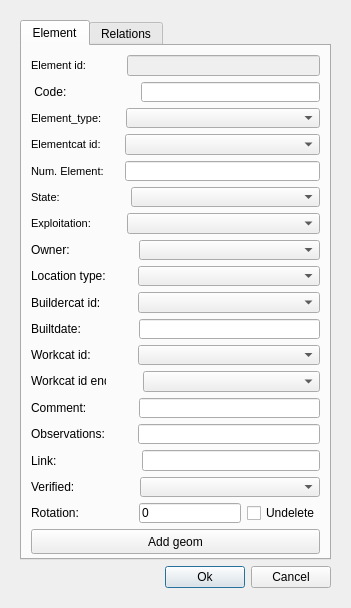
First picture: the form in ui/add_element.ui, repository Giswater/giswater_qgis_plugin, before the edit.
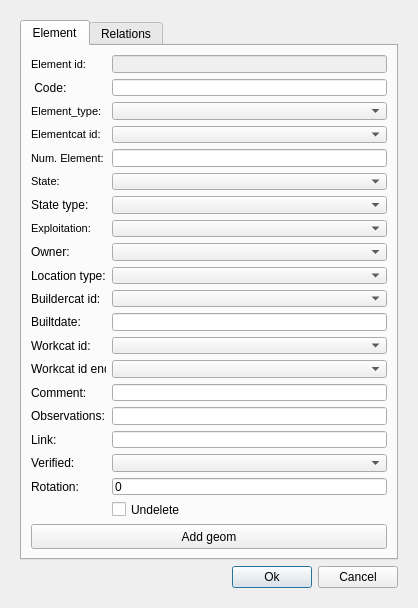
Second picture: the form after the edit. Icons and pictures are not drawn.

Commit message: Bug fix: Create new element from tab element > custom form

```diff
--- a/ui/add_element.ui
+++ b/ui/add_element.ui
@@ -6,8 +6,8 @@
    <rect>
     <x>0</x>
     <y>0</y>
-    <width>351</width>
-    <height>608</height>
+    <width>418</width>
+    <height>604</height>
    </rect>
   </property>
   <property name="windowTitle">
@@ -64,9 +64,89 @@
           <string>Element</string>
          </attribute>
          <layout class="QGridLayout" name="gridLayout_2">
+          <item row="10" column="0">
+           <spacer name="verticalSpacer">
+            <property name="orientation">
+             <enum>Qt::Vertical</enum>
+            </property>
+            <property name="sizeHint" stdset="0">
+             <size>
+              <width>20</width>
+              <height>40</height>
+             </size>
+            </property>
+           </spacer>
+          </item>
+          <item row="9" column="0">
+           <widget class="QPushButton" name="btn_add_geom">
+            <property name="sizePolicy">
+             <sizepolicy hsizetype="Minimum" vsizetype="Minimum">
+              <horstretch>0</horstretch>
+              <verstretch>0</verstretch>
+             </sizepolicy>
+            </property>
+            <property name="minimumSize">
+             <size>
+              <width>0</width>
+              <height>25</height>
+             </size>
+            </property>
+            <property name="text">
+             <string>Add geom</string>
+            </property>
+            <property name="icon">
+             <iconset>
+              <normaloff>../icons/133.png</normaloff>../icons/133.png</iconset>
+            </property>
+           </widget>
+          </item>
           <item row="0" column="0">
-           <layout class="QHBoxLayout" name="horizontalLayout" stretch="0,0,1">
-            <item>
+           <layout class="QGridLayout" name="gridLayout_3">
+            <item row="3" column="1">
+             <widget class="QLabel" name="label_elementcat_id">
+              <property name="sizePolicy">
+               <sizepolicy hsizetype="Fixed" vsizetype="Preferred">
+                <horstretch>0</horstretch>
+                <verstretch>0</verstretch>
+               </sizepolicy>
+              </property>
+              <property name="font">
+               <font>
+                <pointsize>8</pointsize>
+                <weight>50</weight>
+                <bold>false</bold>
+               </font>
+              </property>
+              <property name="frameShape">
+               <enum>QFrame::NoFrame</enum>
+              </property>
+              <property name="frameShadow">
+               <enum>QFrame::Plain</enum>
+              </property>
+              <property name="text">
+               <string>Elementcat id:</string>
+              </property>
+              <property name="textFormat">
+               <enum>Qt::AutoText</enum>
+              </property>
+              <property name="scaledContents">
+               <bool>false</bool>
+              </property>
+              <property name="alignment">
+               <set>Qt::AlignLeading|Qt::AlignLeft|Qt::AlignVCenter</set>
+              </property>
+              <property name="margin">
+               <number>3</number>
+              </property>
+             </widget>
+            </item>
+            <item row="2" column="2">
+             <widget class="QComboBox" name="element_type"/>
+            </item>
+            <item row="3" column="2">
+             <widget class="QComboBox" name="elementcat_id"/>
+            </item>
+            <item row="0" column="1">
              <widget class="QLabel" name="label_element_id">
               <property name="font">
                <font>
@@ -98,23 +178,20 @@
               </property>
              </widget>
             </item>
-            <item>
-             <spacer name="horizontalSpacer_2">
-              <property name="orientation">
-               <enum>Qt::Horizontal</enum>
+            <item row="6" column="1">
+             <widget class="QLabel" name="label_2">
+              <property name="sizePolicy">
+               <sizepolicy hsizetype="Fixed" vsizetype="Preferred">
+                <horstretch>0</horstretch>
+                <verstretch>0</verstretch>
+               </sizepolicy>
               </property>
-              <property name="sizeType">
-               <enum>QSizePolicy::Fixed</enum>
+              <property name="text">
+               <string>State type:</string>
               </property>
-              <property name="sizeHint" stdset="0">
-               <size>
-                <width>35</width>
-                <height>20</height>
-               </size>
-              </property>
-             </spacer>
+             </widget>
             </item>
-            <item>
+            <item row="0" column="2">
              <widget class="QLineEdit" name="element_id">
               <property name="enabled">
                <bool>false</bool>
@@ -124,217 +201,65 @@
               </property>
              </widget>
             </item>
-           </layout>
-          </item>
-          <item row="1" column="0">
-           <layout class="QHBoxLayout" name="horizontalLayout_19">
-            <item>
+            <item row="2" column="1">
+             <widget class="QLabel" name="label_element_type">
+              <property name="sizePolicy">
+               <sizepolicy hsizetype="Fixed" vsizetype="Preferred">
+                <horstretch>0</horstretch>
+                <verstretch>0</verstretch>
+               </sizepolicy>
+              </property>
+              <property name="font">
+               <font>
+                <pointsize>8</pointsize>
+                <weight>50</weight>
+                <bold>false</bold>
+               </font>
+              </property>
+              <property name="frameShape">
+               <enum>QFrame::NoFrame</enum>
+              </property>
+              <property name="frameShadow">
+               <enum>QFrame::Plain</enum>
+              </property>
+              <property name="text">
+               <string>Element_type:</string>
+              </property>
+              <property name="textFormat">
+               <enum>Qt::AutoText</enum>
+              </property>
+              <property name="scaledContents">
+               <bool>false</bool>
+              </property>
+              <property name="alignment">
+               <set>Qt::AlignLeading|Qt::AlignLeft|Qt::AlignVCenter</set>
+              </property>
+              <property name="margin">
+               <number>3</number>
+              </property>
+             </widget>
+            </item>
+            <item row="1" column="1">
              <widget class="QLabel" name="label">
               <property name="text">
                <string> Code:</string>
               </property>
              </widget>
             </item>
-            <item>
-             <spacer name="horizontalSpacer_20">
-              <property name="orientation">
-               <enum>Qt::Horizontal</enum>
-              </property>
-              <property name="sizeType">
-               <enum>QSizePolicy::Fixed</enum>
-              </property>
-              <property name="sizeHint" stdset="0">
-               <size>
-                <width>68</width>
-                <height>20</height>
-               </size>
-              </property>
-             </spacer>
-            </item>
-            <item>
+            <item row="1" column="2">
              <widget class="QLineEdit" name="code"/>
             </item>
-           </layout>
-          </item>
-          <item row="2" column="0">
-           <layout class="QHBoxLayout" name="horizontalLayout_2" stretch="0,0,0">
-            <item>
-             <widget class="QLabel" name="label_element_type">
+            <item row="6" column="2">
+             <widget class="QComboBox" name="state_type">
               <property name="sizePolicy">
-               <sizepolicy hsizetype="Fixed" vsizetype="Preferred">
+               <sizepolicy hsizetype="Preferred" vsizetype="Preferred">
                 <horstretch>0</horstretch>
                 <verstretch>0</verstretch>
                </sizepolicy>
               </property>
-              <property name="font">
-               <font>
-                <pointsize>8</pointsize>
-                <weight>50</weight>
-                <bold>false</bold>
-               </font>
-              </property>
-              <property name="frameShape">
-               <enum>QFrame::NoFrame</enum>
-              </property>
-              <property name="frameShadow">
-               <enum>QFrame::Plain</enum>
-              </property>
-              <property name="text">
-               <string>Element_type:</string>
-              </property>
-              <property name="textFormat">
-               <enum>Qt::AutoText</enum>
-              </property>
-              <property name="scaledContents">
-               <bool>false</bool>
-              </property>
-              <property name="alignment">
-               <set>Qt::AlignLeading|Qt::AlignLeft|Qt::AlignVCenter</set>
-              </property>
-              <property name="margin">
-               <number>3</number>
-              </property>
              </widget>
             </item>
-            <item>
-             <spacer name="horizontalSpacer_3">
-              <property name="orientation">
-               <enum>Qt::Horizontal</enum>
-              </property>
-              <property name="sizeType">
-               <enum>QSizePolicy::Fixed</enum>
-              </property>
-              <property name="sizeHint" stdset="0">
-               <size>
-                <width>18</width>
-                <height>20</height>
-               </size>
-              </property>
-             </spacer>
-            </item>
-            <item>
-             <widget class="QComboBox" name="element_type"/>
-            </item>
-           </layout>
-          </item>
-          <item row="3" column="0">
-           <layout class="QHBoxLayout" name="horizontalLayout_3" stretch="0,0,0">
-            <item>
-             <widget class="QLabel" name="label_elementcat_id">
-              <property name="sizePolicy">
-               <sizepolicy hsizetype="Fixed" vsizetype="Preferred">
-                <horstretch>0</horstretch>
-                <verstretch>0</verstretch>
-               </sizepolicy>
-              </property>
-              <property name="font">
-               <font>
-                <pointsize>8</pointsize>
-                <weight>50</weight>
-                <bold>false</bold>
-               </font>
-              </property>
-              <property name="frameShape">
-               <enum>QFrame::NoFrame</enum>
-              </property>
-              <property name="frameShadow">
-               <enum>QFrame::Plain</enum>
-              </property>
-              <property name="text">
-               <string>Elementcat id:</string>
-              </property>
-              <property name="textFormat">
-               <enum>Qt::AutoText</enum>
-              </property>
-              <property name="scaledContents">
-               <bool>false</bool>
-              </property>
-              <property name="alignment">
-               <set>Qt::AlignLeading|Qt::AlignLeft|Qt::AlignVCenter</set>
-              </property>
-              <property name="margin">
-               <number>3</number>
-              </property>
-             </widget>
-            </item>
-            <item>
-             <spacer name="horizontalSpacer_4">
-              <property name="orientation">
-               <enum>Qt::Horizontal</enum>
-              </property>
-              <property name="sizeType">
-               <enum>QSizePolicy::Fixed</enum>
-              </property>
-              <property name="sizeHint" stdset="0">
-               <size>
-                <width>18</width>
-                <height>20</height>
-               </size>
-              </property>
-             </spacer>
-            </item>
-            <item>
-             <widget class="QComboBox" name="elementcat_id"/>
-            </item>
-           </layout>
-          </item>
-          <item row="4" column="0">
-           <layout class="QHBoxLayout" name="horizontalLayout_4" stretch="0,0,1">
-            <item>
-             <widget class="QLabel" name="label_num_elements">
-              <property name="sizePolicy">
-               <sizepolicy hsizetype="Fixed" vsizetype="Preferred">
-                <horstretch>0</horstretch>
-                <verstretch>0</verstretch>
-               </sizepolicy>
-              </property>
-              <property name="font">
-               <font>
-                <pointsize>8</pointsize>
-                <weight>50</weight>
-                <bold>false</bold>
-               </font>
-              </property>
-              <property name="frameShape">
-               <enum>QFrame::NoFrame</enum>
-              </property>
-              <property name="frameShadow">
-               <enum>QFrame::Plain</enum>
-              </property>
-              <property name="text">
-               <string>Num. Element:</string>
-              </property>
-              <property name="textFormat">
-               <enum>Qt::AutoText</enum>
-              </property>
-              <property name="scaledContents">
-               <bool>false</bool>
-              </property>
-              <property name="alignment">
-               <set>Qt::AlignLeading|Qt::AlignLeft|Qt::AlignVCenter</set>
-              </property>
-              <property name="margin">
-               <number>3</number>
-              </property>
-             </widget>
-            </item>
-            <item>
-             <spacer name="horizontalSpacer_5">
-              <property name="orientation">
-               <enum>Qt::Horizontal</enum>
-              </property>
-              <property name="sizeType">
-               <enum>QSizePolicy::Fixed</enum>
-              </property>
-              <property name="sizeHint" stdset="0">
-               <size>
-                <width>15</width>
-                <height>20</height>
-               </size>
-              </property>
-             </spacer>
-            </item>
-            <item>
+            <item row="4" column="2">
              <widget class="QLineEdit" name="num_elements">
               <property name="enabled">
                <bool>true</bool>
@@ -344,11 +269,7 @@
               </property>
              </widget>
             </item>
-           </layout>
-          </item>
-          <item row="5" column="0">
-           <layout class="QHBoxLayout" name="horizontalLayout_5" stretch="0,0,0">
-            <item>
+            <item row="5" column="1">
              <widget class="QLabel" name="label_state">
               <property name="sizePolicy">
                <sizepolicy hsizetype="Fixed" vsizetype="Preferred">
@@ -386,31 +307,11 @@
               </property>
              </widget>
             </item>
-            <item>
-             <spacer name="horizontalSpacer_6">
-              <property name="orientation">
-               <enum>Qt::Horizontal</enum>
-              </property>
-              <property name="sizeType">
-               <enum>QSizePolicy::Fixed</enum>
-              </property>
-              <property name="sizeHint" stdset="0">
-               <size>
-                <width>65</width>
-                <height>20</height>
-               </size>
-              </property>
-             </spacer>
-            </item>
-            <item>
+            <item row="5" column="2">
              <widget class="QComboBox" name="state"/>
             </item>
-           </layout>
-          </item>
-          <item row="6" column="0">
-           <layout class="QHBoxLayout" name="horizontalLayout_6" stretch="0,0,0">
-            <item>
-             <widget class="QLabel" name="label_expl_id">
+            <item row="4" column="1">
+             <widget class="QLabel" name="label_num_elements">
               <property name="sizePolicy">
                <sizepolicy hsizetype="Fixed" vsizetype="Preferred">
                 <horstretch>0</horstretch>
@@ -420,6 +321,8 @@
               <property name="font">
                <font>
                 <pointsize>8</pointsize>
+                <weight>50</weight>
+                <bold>false</bold>
                </font>
               </property>
               <property name="frameShape">
@@ -429,7 +332,7 @@
                <enum>QFrame::Plain</enum>
               </property>
               <property name="text">
-               <string>Exploitation:</string>
+               <string>Num. Element:</string>
               </property>
               <property name="textFormat">
                <enum>Qt::AutoText</enum>
@@ -445,30 +348,13 @@
               </property>
              </widget>
             </item>
-            <item>
-             <spacer name="horizontalSpacer_7">
-              <property name="orientation">
-               <enum>Qt::Horizontal</enum>
-              </property>
-              <property name="sizeType">
-               <enum>QSizePolicy::Fixed</enum>
-              </property>
-              <property name="sizeHint" stdset="0">
-               <size>
-                <width>30</width>
-                <height>20</height>
-               </size>
-              </property>
-             </spacer>
+            <item row="9" column="2">
+             <widget class="QComboBox" name="location_type"/>
             </item>
-            <item>
-             <widget class="QComboBox" name="expl_id"/>
+            <item row="8" column="2">
+             <widget class="QComboBox" name="ownercat_id"/>
             </item>
-           </layout>
-          </item>
-          <item row="7" column="0">
-           <layout class="QHBoxLayout" name="horizontalLayout_7">
-            <item>
+            <item row="8" column="1">
              <widget class="QLabel" name="label_owner">
               <property name="sizePolicy">
                <sizepolicy hsizetype="Fixed" vsizetype="Preferred">
@@ -484,66 +370,43 @@
               </property>
              </widget>
             </item>
-            <item>
-             <spacer name="horizontalSpacer">
-              <property name="orientation">
-               <enum>Qt::Horizontal</enum>
-              </property>
-              <property name="sizeType">
-               <enum>QSizePolicy::Fixed</enum>
-              </property>
-              <property name="sizeHint" stdset="0">
-               <size>
-                <width>63</width>
-                <height>20</height>
-               </size>
-              </property>
-             </spacer>
-            </item>
-            <item>
-             <widget class="QComboBox" name="ownercat_id"/>
-            </item>
-           </layout>
-          </item>
-          <item row="8" column="0">
-           <layout class="QHBoxLayout" name="horizontalLayout_10">
-            <item>
-             <widget class="QLabel" name="label_location_type">
+            <item row="7" column="1">
+             <widget class="QLabel" name="label_expl_id">
               <property name="sizePolicy">
                <sizepolicy hsizetype="Fixed" vsizetype="Preferred">
                 <horstretch>0</horstretch>
                 <verstretch>0</verstretch>
                </sizepolicy>
               </property>
+              <property name="font">
+               <font>
+                <pointsize>8</pointsize>
+               </font>
+              </property>
+              <property name="frameShape">
+               <enum>QFrame::NoFrame</enum>
+              </property>
+              <property name="frameShadow">
+               <enum>QFrame::Plain</enum>
+              </property>
               <property name="text">
-               <string>Location type:</string>
+               <string>Exploitation:</string>
+              </property>
+              <property name="textFormat">
+               <enum>Qt::AutoText</enum>
+              </property>
+              <property name="scaledContents">
+               <bool>false</bool>
+              </property>
+              <property name="alignment">
+               <set>Qt::AlignLeading|Qt::AlignLeft|Qt::AlignVCenter</set>
+              </property>
+              <property name="margin">
+               <number>3</number>
               </property>
              </widget>
             </item>
-            <item>
-             <spacer name="horizontalSpacer_8">
-              <property name="orientation">
-               <enum>Qt::Horizontal</enum>
-              </property>
-              <property name="sizeType">
-               <enum>QSizePolicy::Fixed</enum>
-              </property>
-              <property name="sizeHint" stdset="0">
-               <size>
-                <width>26</width>
-                <height>20</height>
-               </size>
-              </property>
-             </spacer>
-            </item>
-            <item>
-             <widget class="QComboBox" name="location_type"/>
-            </item>
-           </layout>
-          </item>
-          <item row="9" column="0">
-           <layout class="QHBoxLayout" name="horizontalLayout_11">
-            <item>
+            <item row="10" column="1">
              <widget class="QLabel" name="label_buildercat_id">
               <property name="sizePolicy">
                <sizepolicy hsizetype="Fixed" vsizetype="Preferred">
@@ -556,31 +419,8 @@
               </property>
              </widget>
             </item>
-            <item>
-             <spacer name="horizontalSpacer_9">
-              <property name="orientation">
-               <enum>Qt::Horizontal</enum>
-              </property>
-              <property name="sizeType">
-               <enum>QSizePolicy::Fixed</enum>
-              </property>
-              <property name="sizeHint" stdset="0">
-               <size>
-                <width>31</width>
-                <height>20</height>
-               </size>
-              </property>
-             </spacer>
-            </item>
-            <item>
-             <widget class="QComboBox" name="buildercat_id"/>
-            </item>
-           </layout>
-          </item>
-          <item row="10" column="0">
-           <layout class="QHBoxLayout" name="horizontalLayout_12">
-            <item>
-             <widget class="QLabel" name="label_builtdate">
+            <item row="9" column="1">
+             <widget class="QLabel" name="label_location_type">
               <property name="sizePolicy">
                <sizepolicy hsizetype="Fixed" vsizetype="Preferred">
                 <horstretch>0</horstretch>
@@ -588,70 +428,14 @@
                </sizepolicy>
               </property>
               <property name="text">
-               <string>Builtdate:</string>
+               <string>Location type:</string>
               </property>
              </widget>
             </item>
-            <item>
-             <spacer name="horizontalSpacer_10">
-              <property name="orientation">
-               <enum>Qt::Horizontal</enum>
-              </property>
-              <property name="sizeType">
-               <enum>QSizePolicy::Fixed</enum>
-              </property>
-              <property name="sizeHint" stdset="0">
-               <size>
-                <width>52</width>
-                <height>20</height>
-               </size>
-              </property>
-             </spacer>
+            <item row="7" column="2">
+             <widget class="QComboBox" name="expl_id"/>
             </item>
-            <item>
-             <widget class="QLineEdit" name="builtdate"/>
-            </item>
-           </layout>
-          </item>
-          <item row="11" column="0">
-           <layout class="QHBoxLayout" name="horizontalLayout_14">
-            <item>
-             <widget class="QLabel" name="label_workcat_id">
-              <property name="sizePolicy">
-               <sizepolicy hsizetype="Fixed" vsizetype="Preferred">
-                <horstretch>0</horstretch>
-                <verstretch>0</verstretch>
-               </sizepolicy>
-              </property>
-              <property name="text">
-               <string>Workcat id:</string>
-              </property>
-             </widget>
-            </item>
-            <item>
-             <spacer name="horizontalSpacer_12">
-              <property name="orientation">
-               <enum>Qt::Horizontal</enum>
-              </property>
-              <property name="sizeType">
-               <enum>QSizePolicy::Fixed</enum>
-              </property>
-              <property name="sizeHint" stdset="0">
-               <size>
-                <width>41</width>
-                <height>50</height>
-               </size>
-              </property>
-             </spacer>
-            </item>
-            <item>
-             <widget class="QComboBox" name="workcat_id"/>
-            </item>
-           </layout>
-          </item>
-          <item row="12" column="0">
-           <layout class="QHBoxLayout" name="horizontalLayout_15">
-            <item>
+            <item row="13" column="1">
              <widget class="QLabel" name="label_workcat_id_end">
               <property name="enabled">
                <bool>true</bool>
@@ -673,30 +457,55 @@
               </property>
              </widget>
             </item>
-            <item>
-             <spacer name="horizontalSpacer_13">
-              <property name="orientation">
-               <enum>Qt::Horizontal</enum>
-              </property>
-              <property name="sizeType">
-               <enum>QSizePolicy::Fixed</enum>
-              </property>
-              <property name="sizeHint" stdset="0">
-               <size>
-                <width>31</width>
-                <height>20</height>
-               </size>
-              </property>
-             </spacer>
+            <item row="10" column="2">
+             <widget class="QComboBox" name="buildercat_id"/>
             </item>
-            <item>
+            <item row="13" column="2">
              <widget class="QComboBox" name="workcat_id_end"/>
             </item>
-           </layout>
-          </item>
-          <item row="13" column="0">
-           <layout class="QHBoxLayout" name="horizontalLayout_16">
-            <item>
+            <item row="11" column="2">
+             <widget class="QLineEdit" name="builtdate"/>
+            </item>
+            <item row="11" column="1">
+             <widget class="QLabel" name="label_builtdate">
+              <property name="sizePolicy">
+               <sizepolicy hsizetype="Fixed" vsizetype="Preferred">
+                <horstretch>0</horstretch>
+                <verstretch>0</verstretch>
+               </sizepolicy>
+              </property>
+              <property name="text">
+               <string>Builtdate:</string>
+              </property>
+             </widget>
+            </item>
+            <item row="12" column="2">
+             <widget class="QComboBox" name="workcat_id"/>
+            </item>
+            <item row="12" column="1">
+             <widget class="QLabel" name="label_workcat_id">
+              <property name="sizePolicy">
+               <sizepolicy hsizetype="Fixed" vsizetype="Preferred">
+                <horstretch>0</horstretch>
+                <verstretch>0</verstretch>
+               </sizepolicy>
+              </property>
+              <property name="text">
+               <string>Workcat id:</string>
+              </property>
+             </widget>
+            </item>
+            <item row="18" column="2">
+             <widget class="QLineEdit" name="rotation">
+              <property name="text">
+               <string>0</string>
+              </property>
+             </widget>
+            </item>
+            <item row="14" column="2">
+             <widget class="QLineEdit" name="comment"/>
+            </item>
+            <item row="14" column="1">
              <widget class="QLabel" name="label_comment">
               <property name="sizePolicy">
                <sizepolicy hsizetype="Fixed" vsizetype="Preferred">
@@ -709,30 +518,7 @@
               </property>
              </widget>
             </item>
-            <item>
-             <spacer name="horizontalSpacer_14">
-              <property name="orientation">
-               <enum>Qt::Horizontal</enum>
-              </property>
-              <property name="sizeType">
-               <enum>QSizePolicy::Fixed</enum>
-              </property>
-              <property name="sizeHint" stdset="0">
-               <size>
-                <width>46</width>
-                <height>20</height>
-               </size>
-              </property>
-             </spacer>
-            </item>
-            <item>
-             <widget class="QLineEdit" name="comment"/>
-            </item>
-           </layout>
-          </item>
-          <item row="14" column="0">
-           <layout class="QHBoxLayout" name="horizontalLayout_17">
-            <item>
+            <item row="15" column="1">
              <widget class="QLabel" name="label_observ">
               <property name="sizePolicy">
                <sizepolicy hsizetype="Fixed" vsizetype="Preferred">
@@ -745,30 +531,23 @@
               </property>
              </widget>
             </item>
-            <item>
-             <spacer name="horizontalSpacer_15">
-              <property name="orientation">
-               <enum>Qt::Horizontal</enum>
-              </property>
-              <property name="sizeType">
-               <enum>QSizePolicy::Fixed</enum>
-              </property>
-              <property name="sizeHint" stdset="0">
-               <size>
-                <width>27</width>
-                <height>20</height>
-               </size>
-              </property>
-             </spacer>
-            </item>
-            <item>
+            <item row="15" column="2">
              <widget class="QLineEdit" name="observ"/>
             </item>
-           </layout>
-          </item>
-          <item row="15" column="0">
-           <layout class="QHBoxLayout" name="horizontalLayout_18">
-            <item>
+            <item row="18" column="1">
+             <widget class="QLabel" name="label_rotation">
+              <property name="text">
+               <string>Rotation:</string>
+              </property>
+             </widget>
+            </item>
+            <item row="17" column="2">
+             <widget class="QComboBox" name="verified"/>
+            </item>
+            <item row="16" column="2">
+             <widget class="QLineEdit" name="link"/>
+            </item>
+            <item row="16" column="1">
              <widget class="QLabel" name="label_link">
               <property name="sizePolicy">
                <sizepolicy hsizetype="Fixed" vsizetype="Preferred">
@@ -781,30 +560,7 @@
               </property>
              </widget>
             </item>
-            <item>
-             <spacer name="horizontalSpacer_16">
-              <property name="orientation">
-               <enum>Qt::Horizontal</enum>
-              </property>
-              <property name="sizeType">
-               <enum>QSizePolicy::Fixed</enum>
-              </property>
-              <property name="sizeHint" stdset="0">
-               <size>
-                <width>79</width>
-                <height>20</height>
-               </size>
-              </property>
-             </spacer>
-            </item>
-            <item>
-             <widget class="QLineEdit" name="link"/>
-            </item>
-           </layout>
-          </item>
-          <item row="16" column="0">
-           <layout class="QHBoxLayout" name="horizontalLayout_20">
-            <item>
+            <item row="17" column="1">
              <widget class="QLabel" name="label_verified">
               <property name="sizePolicy">
                <sizepolicy hsizetype="Fixed" vsizetype="Preferred">
@@ -817,108 +573,15 @@
               </property>
              </widget>
             </item>
-            <item>
-             <spacer name="horizontalSpacer_18">
-              <property name="orientation">
-               <enum>Qt::Horizontal</enum>
+            <item row="19" column="2">
+             <widget class="QCheckBox" name="undelete">
+              <property name="text">
+               <string>Undelete</string>
               </property>
-              <property name="sizeType">
-               <enum>QSizePolicy::Fixed</enum>
-              </property>
-              <property name="sizeHint" stdset="0">
-               <size>
-                <width>59</width>
-                <height>20</height>
-               </size>
-              </property>
-             </spacer>
+             </widget>
             </item>
-            <item>
-             <widget class="QComboBox" name="verified"/>
-            </item>
            </layout>
           </item>
-          <item row="17" column="0">
-           <layout class="QHBoxLayout" name="horizontalLayout_21">
-            <item>
-             <layout class="QHBoxLayout" name="horizontalLayout_26">
-              <item>
-               <widget class="QLabel" name="label_rotation">
-                <property name="text">
-                 <string>Rotation:</string>
-                </property>
-               </widget>
-              </item>
-              <item>
-               <spacer name="horizontalSpacer_19">
-                <property name="orientation">
-                 <enum>Qt::Horizontal</enum>
-                </property>
-                <property name="sizeType">
-                 <enum>QSizePolicy::Fixed</enum>
-                </property>
-                <property name="sizeHint" stdset="0">
-                 <size>
-                  <width>54</width>
-                  <height>20</height>
-                 </size>
-                </property>
-               </spacer>
-              </item>
-              <item>
-               <widget class="QLineEdit" name="rotation">
-                <property name="text">
-                 <string>0</string>
-                </property>
-               </widget>
-              </item>
-              <item>
-               <widget class="QCheckBox" name="undelete">
-                <property name="text">
-                 <string>Undelete</string>
-                </property>
-               </widget>
-              </item>
-             </layout>
-            </item>
-           </layout>
-          </item>
-          <item row="18" column="0">
-           <widget class="QPushButton" name="btn_add_geom">
-            <property name="sizePolicy">
-             <sizepolicy hsizetype="Minimum" vsizetype="Minimum">
-              <horstretch>0</horstretch>
-              <verstretch>0</verstretch>
-             </sizepolicy>
-            </property>
-            <property name="minimumSize">
-             <size>
-              <width>0</width>
-              <height>25</height>
-             </size>
-            </property>
-            <property name="text">
-             <string>Add geom</string>
-            </property>
-            <property name="icon">
-             <iconset>
-              <normaloff>../icons/133.png</normaloff>../icons/133.png</iconset>
-            </property>
-           </widget>
-          </item>
-          <item row="19" column="0">
-           <spacer name="verticalSpacer">
-            <property name="orientation">
-             <enum>Qt::Vertical</enum>
-            </property>
-            <property name="sizeHint" stdset="0">
-             <size>
-              <width>20</width>
-              <height>40</height>
-             </size>
-            </property>
-           </spacer>
-          </item>
          </layout>
         </widget>
         <widget class="QWidget" name="tab_2">
```
The commit also changes 1 other file.
